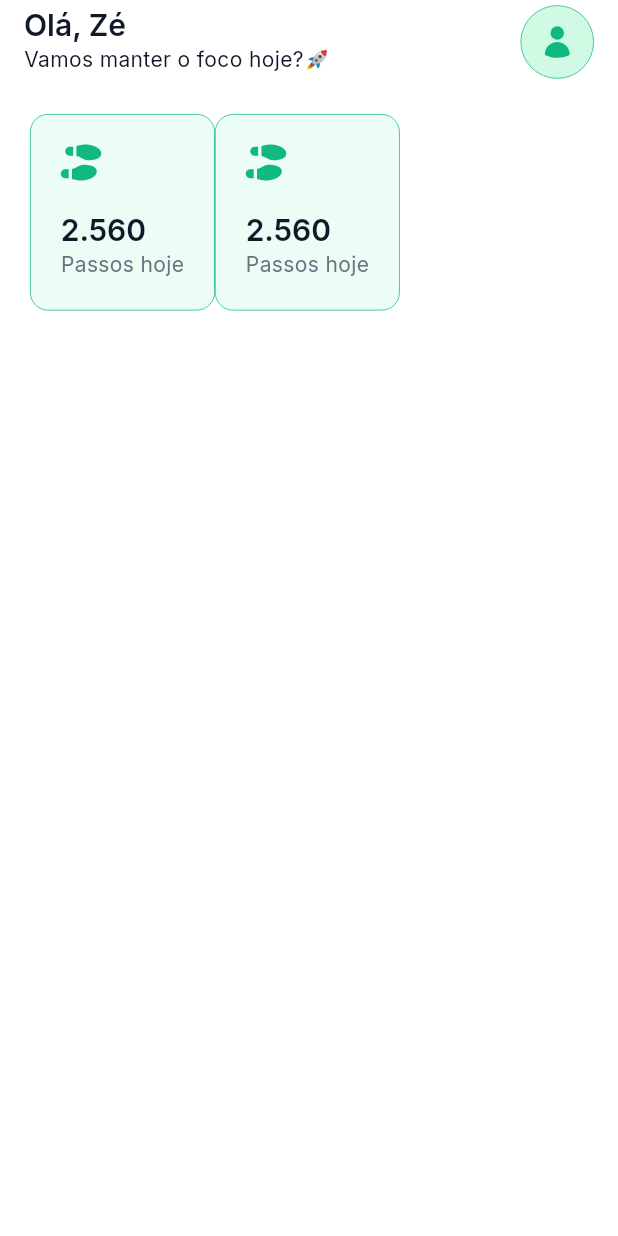
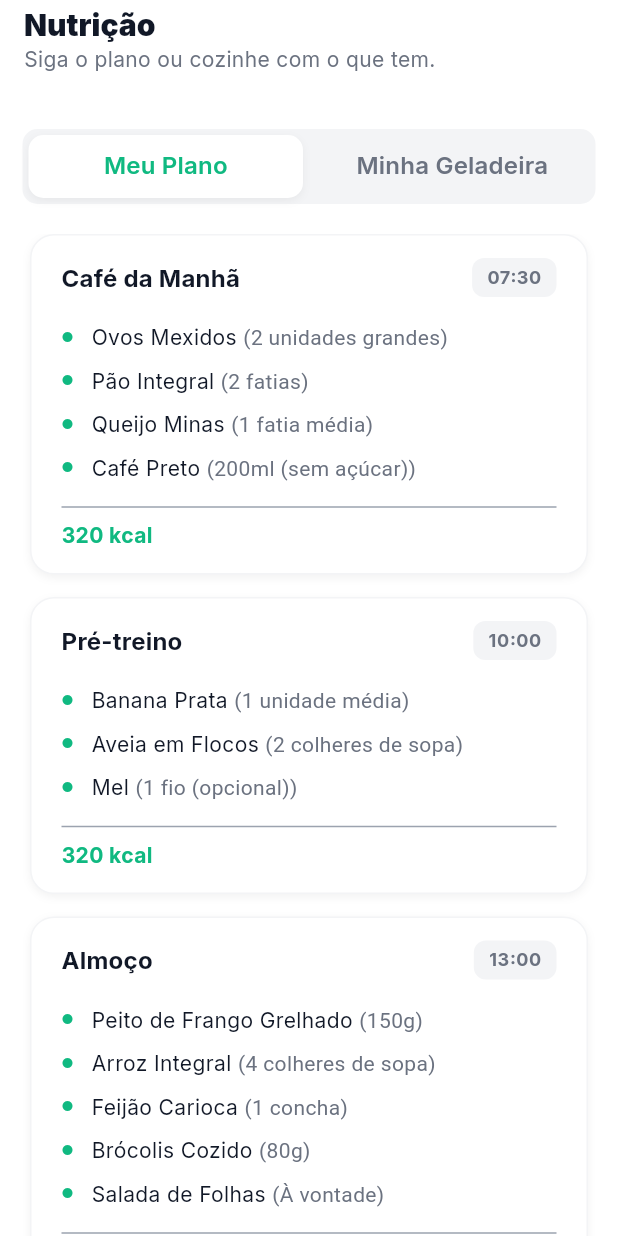
Before and after one commit to Gpeder/nutri, a Flutter app: the screen it shows after launch, on a phone screen of 412 x 824 dp. Run offline on Flutter 3.47's test engine with Material 3 defaults, Android fonts, the phone set to English and light mode, and no system bars; our stand-ins replace font_awesome_flutter, google_fonts, heroicons, percent_indicator.

Commit message:
home page pronta

```diff
--- a/lib/core/theme/app_theme.dart
+++ b/lib/core/theme/app_theme.dart
@@ -15,6 +15,14 @@ class AppTheme {
   static const Color _darkTextSec = Color(0xFF9CA3AF);
   static const Color _darkBorder = Color(0xFF1E293B);
   static const Color _darkPrimary = Color(0xFF34D399);
+
+  static final List<BoxShadow> softShadow = [
+    BoxShadow(
+      color: Colors.black.withOpacity(0.03),
+      blurRadius: 10,
+      offset: const Offset(0, 4),
+    ),
+  ];
 
   static TextTheme _buildTextTheme(Color mainTextColor) {
     final baseTextTheme = GoogleFonts.interTextTheme();
--- a/lib/core/theme/colors.dart
+++ b/lib/core/theme/colors.dart
@@ -10,15 +10,19 @@ class AppColors {
   static const Color gray900 = Color(0xFF111827);
 
   static const Color blue50 = Color(0xffeff6ff);
+  static const Color blue75 = Color(0xffF0F9FF);
   static const Color blue100 = Color(0xffDBEAFE);
+  static const Color blue125 = Color(0xffD5EFFE);
   static const Color blue200 = Color(0xff3B82F6);
 
   static const Color green50 = Color(0xffECFDF5);
   static const Color green100 = Color(0xffd1fae5);
   static const Color green200 = Color(0xff10B981);
 
+  static const Color red50 = Color(0xFFFEF2F2);
   static const Color red100 = Color(0xFFFEE2E2);
   static const Color red200 = Color(0xFFEF4444);
+  static const Color yellow50 = Color(0xFFFFFBEB);
   static const Color yellow100 = Color(0xFFFEF3C7);
   static const Color yellow200 = Color(0xFFF59E0B);
 
--- a/lib/main.dart
+++ b/lib/main.dart
@@ -1,6 +1,6 @@
 import 'package:flutter/material.dart';
 import 'package:nutri/core/theme/app_theme.dart';
-import 'package:nutri/screens/home/home_screen.dart';
+import 'package:nutri/screens/diet/diet_screen.dart';
 
 void main() {
   runApp(const MyApp());
@@ -15,7 +15,7 @@ class MyApp extends StatelessWidget {
     return MaterialApp(
       debugShowCheckedModeBanner: false,
       title: 'Nutri',
-      home: HomeScreen(),
+      home: DietScreen(),
       theme: AppTheme.lightTheme,
       darkTheme: AppTheme.darkTheme,
       themeMode: ThemeMode.system,
--- /dev/null
+++ b/lib/screens/diet/diet_screen.dart
@@ -0,0 +1,56 @@
+import 'package:flutter/material.dart';
+import 'package:nutri/screens/diet/widgets/snackcard.dart';
+import 'package:nutri/widgets/genericappbar.dart';
+import 'package:nutri/screens/diet/widgets/custom_tab_bar.dart';
+
+import 'package:nutri/services/model/snackmodel.dart';
+
+class DietScreen extends StatelessWidget {
+  const DietScreen({super.key});
+
+  @override
+  Widget build(BuildContext context) {
+    return DefaultTabController(
+      initialIndex: 0,
+      length: 2,
+      child: Scaffold(
+        appBar: const GenericAppBar(
+          title: 'Nutrição',
+          subtitle: 'Siga o plano ou cozinhe com o que tem.',
+        ),
+        body: Column(
+          children: [
+            const SizedBox(height: 20),
+            CustomTabBar(tabs: ['Meu Plano', 'Minha Geladeira']),
+
+            const SizedBox(height: 20),
+
+            Expanded(
+              child: TabBarView(
+                children: [
+                  ListView.separated(
+                    padding: const EdgeInsets.symmetric(horizontal: 20).copyWith(
+                      bottom: 20,
+                    ),
+                    itemBuilder: (context, index) {
+                      final snack = dailyDietMock[index];
+                      return SnackCard(
+                        title: snack.title,
+                        time: snack.time,
+                        items: snack.items,
+                      );
+                    },
+                    separatorBuilder: (context, index) =>
+                        const SizedBox(height: 15),
+                    itemCount: dailyDietMock.length,
+                  ),
+                  Center(child: Text("Conteúdo da Cozinha")),
+                ],
+              ),
+            ),
+          ],
+        ),
+      ),
+    );
+  }
+}
--- /dev/null
+++ b/lib/screens/diet/widgets/custom_tab_bar.dart
@@ -0,0 +1,45 @@
+import 'package:flutter/material.dart';
+import 'package:nutri/core/theme/colors.dart';
+
+class CustomTabBar extends StatelessWidget {
+  final List<String> tabs;
+
+  const CustomTabBar({
+    super.key,
+    required this.tabs,
+  });
+
+  @override
+  Widget build(BuildContext context) {
+    return Container(
+      height: 50,
+      margin: const EdgeInsets.symmetric(horizontal: 15),
+      decoration: BoxDecoration(
+        color: AppColors.gray100,
+        borderRadius: BorderRadius.circular(10),
+      ),
+      child: TabBar(
+        splashFactory: NoSplash.splashFactory,
+        dividerColor: Colors.transparent,
+        indicatorSize: TabBarIndicatorSize.tab,
+        indicatorPadding: const EdgeInsets.all(4),
+        indicator: BoxDecoration(
+          color: Colors.white,
+          borderRadius: BorderRadius.circular(10),
+          boxShadow: [
+            BoxShadow(
+              color: Colors.black.withValues(alpha: 0.05),
+              blurRadius: 4,
+              offset: const Offset(0, 2),
+            ),
+          ],
+        ),
+        labelColor: AppColors.green200,
+        unselectedLabelColor: AppColors.gray500,
+        labelStyle: Theme.of(context).textTheme.titleMedium,
+        unselectedLabelStyle: Theme.of(context).textTheme.titleMedium,
+        tabs: tabs.map((tab) => Tab(text: tab)).toList(),
+      ),
+    );
+  }
+}
--- /dev/null
+++ b/lib/screens/diet/widgets/snackcard.dart
@@ -0,0 +1,106 @@
+import 'package:flutter/material.dart';
+import 'package:nutri/core/theme/colors.dart';
+
+class SnackCard extends StatelessWidget {
+  final String title;
+  final String time;
+  final List<Map<String, String>> items;
+
+  const SnackCard({
+    super.key,
+    required this.title,
+    required this.time,
+    required this.items,
+  });
+
+  @override
+  Widget build(BuildContext context) {
+    return Container(
+      padding: const EdgeInsets.symmetric(vertical: 15, horizontal: 20),
+      decoration: BoxDecoration(
+        color: Colors.white,
+        borderRadius: BorderRadius.circular(16),
+        border: Border.all(color: AppColors.gray100),
+        boxShadow: [
+          BoxShadow(
+            color: Colors.black.withValues(alpha: 0.05),
+            blurRadius: 4,
+            offset: const Offset(0, 2),
+          ),
+        ],
+      ),
+      child: Column(
+        crossAxisAlignment: CrossAxisAlignment.start,
+        children: [
+          Row(
+            mainAxisAlignment: MainAxisAlignment.spaceBetween,
+            children: [
+              Text(
+                title,
+                style: Theme.of(
+                  context,
+                ).textTheme.titleMedium?.copyWith(fontWeight: FontWeight.bold),
+              ),
+              Container(
+                padding: const EdgeInsets.symmetric(
+                  horizontal: 10,
+                  vertical: 5,
+                ),
+                decoration: BoxDecoration(
+                  borderRadius: BorderRadius.circular(8),
+                  color: AppColors.gray100,
+                ),
+                child: Text(
+                  time,
+                  style: Theme.of(context).textTheme.bodySmall?.copyWith(
+                    color: AppColors.gray500,
+                    fontWeight: FontWeight.bold,
+                  ),
+                ),
+              ),
+            ],
+          ),
+
+          const SizedBox(height: 16),
+          ...items.map((foodItem) {
+            return Padding(
+              padding: const EdgeInsets.only(bottom: 8.0),
+              child: Row(
+                children: [
+                  Icon(Icons.circle, size: 8, color: AppColors.green200),
+                  const SizedBox(width: 12),
+                  Expanded(
+                    child: RichText(
+                      text: TextSpan(
+                        style: Theme.of(context).textTheme.bodyMedium?.copyWith(
+                          color: AppColors.gray900,
+                        ),
+                        children: [
+                          TextSpan(text: "${foodItem['name']} "),
+                          TextSpan(
+                            text: "(${foodItem['qtd'] ?? ''})",
+                            style: TextStyle(
+                              color: AppColors.gray500,
+                              fontWeight: FontWeight.normal,
+                            ),
+                          ),
+                        ],
+                      ),
+                    ),
+                  ),
+                ],
+              ),
+            );
+          }),
+          const Divider(
+            color: AppColors.gray400,
+          ),
+          const Text('320 kcal', style: TextStyle(
+            color: AppColors.green200,
+            fontWeight: FontWeight.bold,
+          ),),
+        ],
+      ),
+    );
+  }
+}
--- a/lib/screens/home/home_screen.dart
+++ b/lib/screens/home/home_screen.dart
@@ -1,47 +1,97 @@
 import 'package:flutter/material.dart';
 import 'package:font_awesome_flutter/font_awesome_flutter.dart';
 import 'package:nutri/core/theme/colors.dart';
+import 'package:nutri/screens/home/widgets/card_helth_refrigerator.dart';
 import 'package:nutri/screens/home/widgets/card_home.dart';
+import 'package:nutri/screens/home/widgets/container_water_controller.dart';
 import 'package:nutri/screens/home/widgets/home_appbar.dart';
+import 'package:nutri/screens/home/widgets/training_card.dart';
 
-class HomeScreen extends StatelessWidget {
+
+class HomeScreen extends StatefulWidget {
   const HomeScreen({super.key});
+
+  @override
+  State<HomeScreen> createState() => _HomeScreenState();
+}
+
+class _HomeScreenState extends State<HomeScreen> {
+  bool _isTrainingDone = false;
 
   @override
   Widget build(BuildContext context) {
     return Scaffold(
       appBar: HomeAppBar(),
       body: SingleChildScrollView(
-        padding: .symmetric(horizontal: 20, vertical: 10),
+        padding: EdgeInsets.symmetric(horizontal: 20, vertical: 10),
         child: Column(
           children: [
-            LayoutBuilder(
-              builder: (context, constraints) {
-                return Wrap(
-                  children: [
-                    CardHome(
-                      icon: FontAwesomeIcons.shoePrints,
-                      value:'2.560',
-                      subtitle: 'Passos hoje',
-                      bgColor: AppColors.green50,
-                      iconColor: AppColors.green200,
-                      borderColor: AppColors.green200,
-                    ),
-                    CardHome(
-                      icon: FontAwesomeIcons.shoePrints,
-                      value:'2.560',
-                      subtitle: 'Passos hoje',
-                      bgColor: AppColors.green50,
-                      iconColor: AppColors.green200,
-                      borderColor: AppColors.green200,
-                    ),
-                  ],
-                );
+            SizedBox(height: 10),
+            _containerscardhome(),
+            SizedBox(height: 20),
+            CardHelthRefrigerator(percent: 0.25),
+            SizedBox(height: 20),
+            ContainerWaterController(),
+            SizedBox(height: 20),
+
+            TrainingCard(
+              backgroundColor: AppColors.yellow50,
+              borderColor: AppColors.yellow100,
+              accentColor: AppColors.yellow200,
+              value: _isTrainingDone,
+              onChanged: (value) {
+                setState(() {
+                  _isTrainingDone = value ?? false;
+                });
               },
+              onTap: () {
+                setState(() {
+                  _isTrainingDone = !_isTrainingDone;
+                });
+              },
+              title: 'Treino diário',
+              subtitle: 'Costas/Peito',
+              icon: FontAwesomeIcons.dumbbell,
             ),
           ],
         ),
       ),
     );
   }
+
+  LayoutBuilder _containerscardhome() {
+    return LayoutBuilder(
+      builder: (context, constraints) {
+        double cardWidth = (constraints.maxWidth - 10) / 2;
+        return Wrap(
+          spacing: 10,
+          runSpacing: 10,
+          children: [
+            SizedBox(
+              width: cardWidth,
+              child: CardHome(
+                icon: FontAwesomeIcons.shoePrints,
+                value: '4.250',
+                subtitle: 'Passos hoje',
+                bgColor: AppColors.blue50,
+                iconColor: AppColors.blue200,
+                borderColor: AppColors.blue100,
+              ),
+            ),
+            SizedBox(
+              width: cardWidth,
+              child: CardHome(
+                icon: FontAwesomeIcons.heartPulse,
+                value: '-64kg',
+                subtitle: 'Perdidos até agora',
+                bgColor: AppColors.green50,
+                iconColor: AppColors.green200,
+                borderColor: AppColors.green100,
+              ),
+            ),
+          ],
+        );
+      },
+    );
+  }
 }
--- a/lib/screens/home/widgets/card_home.dart
+++ b/lib/screens/home/widgets/card_home.dart
@@ -1,5 +1,6 @@
 import 'package:flutter/material.dart';
 import 'package:nutri/core/theme/colors.dart' show AppColors;
+import 'package:nutri/core/theme/app_theme.dart';
 
 class CardHome extends StatelessWidget {
   final IconData icon;
@@ -21,19 +22,20 @@ class CardHome extends StatelessWidget {
   @override
   Widget build(BuildContext context) {
     return Container(
-      padding: .all(20),
+      padding: const EdgeInsets.all(20),
       decoration: BoxDecoration(
         color: bgColor,
         borderRadius: BorderRadius.circular(12),
         border: Border.all(color: borderColor, width: 0.5),
+        boxShadow: AppTheme.softShadow,
       ),
       child: Column(
-        mainAxisSize: .min,
-        crossAxisAlignment: .start,
-        mainAxisAlignment: .spaceAround,
+        mainAxisSize: MainAxisSize.min,
+        crossAxisAlignment: CrossAxisAlignment.start,
+        mainAxisAlignment: MainAxisAlignment.spaceAround,
         children: [
           Icon(icon, color: iconColor),
-          SizedBox(height: 20),
+          const SizedBox(height: 20),
           Text(value, style: Theme.of(context).textTheme.titleLarge),
           Text(
             subtitle,
--- /dev/null
+++ b/lib/services/model/snackmodel.dart
@@ -0,0 +1,70 @@
+class SnackModel {
+  final String title;
+  final String time;
+  final List<Map<String, String>> items;
+
+  SnackModel({
+    required this.title,
+    required this.time,
+    required this.items,
+  });
+}
+
+final List<SnackModel> dailyDietMock = [
+  SnackModel(
+    title: 'Café da Manhã',
+    time: '07:30',
+    items: [
+      {'name': 'Ovos Mexidos', 'qtd': '2 unidades grandes'},
+      {'name': 'Pão Integral', 'qtd': '2 fatias'},
+      {'name': 'Queijo Minas', 'qtd': '1 fatia média'},
+      {'name': 'Café Preto', 'qtd': '200ml (sem açúcar)'},
+    ],
+  ),
+  SnackModel(
+    title: 'Pré-treino',
+    time: '10:00',
+    items: [
+      {'name': 'Banana Prata', 'qtd': '1 unidade média'},
+      {'name': 'Aveia em Flocos', 'qtd': '2 colheres de sopa'},
+      {'name': 'Mel', 'qtd': '1 fio (opcional)'},
+    ],
+  ),
+  SnackModel(
+    title: 'Almoço',
+    time: '13:00',
+    items: [
+      {'name': 'Peito de Frango Grelhado', 'qtd': '150g'},
+      {'name': 'Arroz Integral', 'qtd': '4 colheres de sopa'},
+      {'name': 'Feijão Carioca', 'qtd': '1 concha'},
+      {'name': 'Brócolis Cozido', 'qtd': '80g'},
+      {'name': 'Salada de Folhas', 'qtd': 'À vontade'},
+    ],
+  ),
+  SnackModel(
+    title: 'Café da Tarde',
+    time: '16:30',
+    items: [
+      {'name': 'Iogurte Natural', 'qtd': '1 pote (170g)'},
+      {'name': 'Whey Protein', 'qtd': '1 scoop (30g)'},
+      {'name': 'Morangos', 'qtd': '5 unidades'},
+    ],
+  ),
+  SnackModel(
+    title: 'Jantar',
+    time: '20:00',
+    items: [
+      {'name': 'Patinho Moído', 'qtd': '120g'},
+      {'name': 'Purê de Abóbora', 'qtd': '100g'},
+      {'name': 'Abobrinha Refogada', 'qtd': '1 xícara'},
+    ],
+  ),
+  SnackModel(
+    title: 'Ceia',
+    time: '22:30',
+    items: [
+      {'name': 'Abacate', 'qtd': '2 colheres (50g)'},
+      {'name': 'Chá de Camomila', 'qtd': '1 xícara'},
+    ],
+  ),
+];
--- /dev/null
+++ b/lib/widgets/genericappbar.dart
@@ -0,0 +1,37 @@
+import 'package:flutter/material.dart';
+import 'package:nutri/core/theme/colors.dart';
+
+class GenericAppBar extends StatelessWidget implements PreferredSizeWidget {
+  final String title;
+  final String subtitle;
+  const GenericAppBar({super.key, required this.title, required this.subtitle});
+
+  @override
+  Widget build(BuildContext context) {
+    return AppBar(
+      forceMaterialTransparency: true,
+      bottom: const PreferredSize(
+        preferredSize: Size.fromHeight(10),
+        child: SizedBox(),
+      ),
+      title: ListTile(
+        contentPadding: .zero,
+        title: Text(
+          title,
+          style: Theme.of(
+            context,
+          ).textTheme.titleLarge?.copyWith(fontWeight: FontWeight.w900),
+        ),
+        subtitle: Text(
+          subtitle,
+          style: Theme.of(
+            context,
+          ).textTheme.bodyMedium?.copyWith(color: AppColors.gray500),
+        ),
+      ),
+    );
+  }
+
+  @override
+  Size get preferredSize => const Size.fromHeight(kToolbarHeight + 10);
+}
```
Also changed, not shown: lib/screens/home/widgets/card_helth_refrigerator.dart (+3 -8 lines), lib/screens/home/widgets/container_water_controller.dart (added, +126 -0 lines), lib/screens/home/widgets/training_card.dart (added, +80 -0 lines), lib/widgets/customcheckbox.dart (added, +36 -0 lines).
